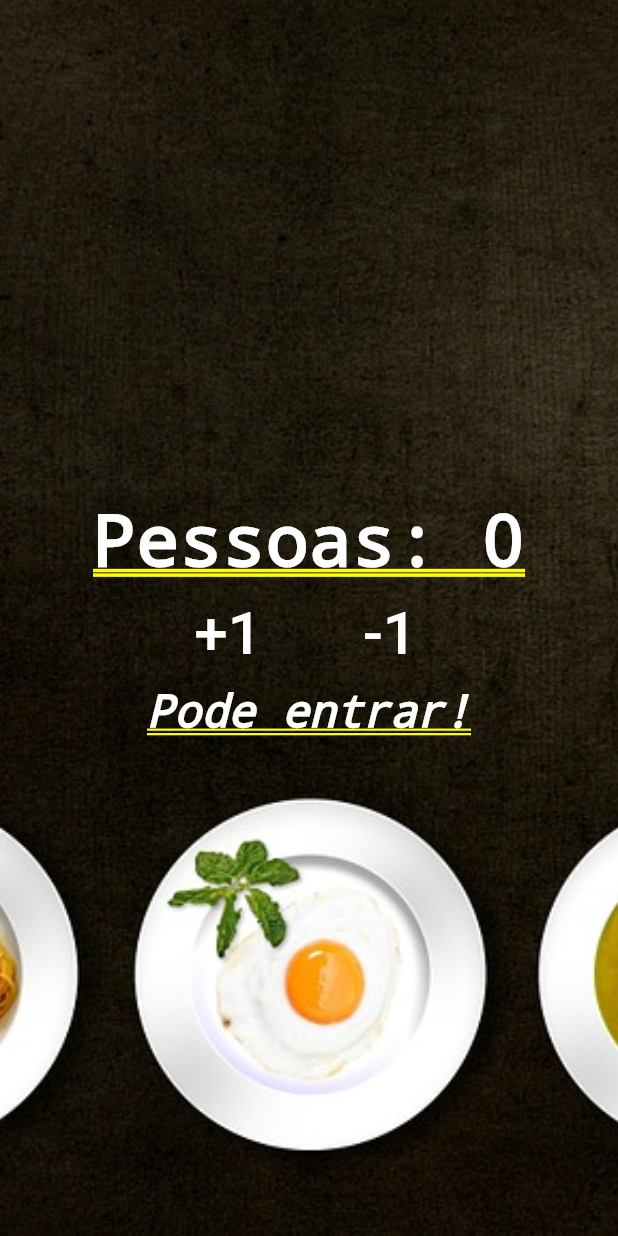
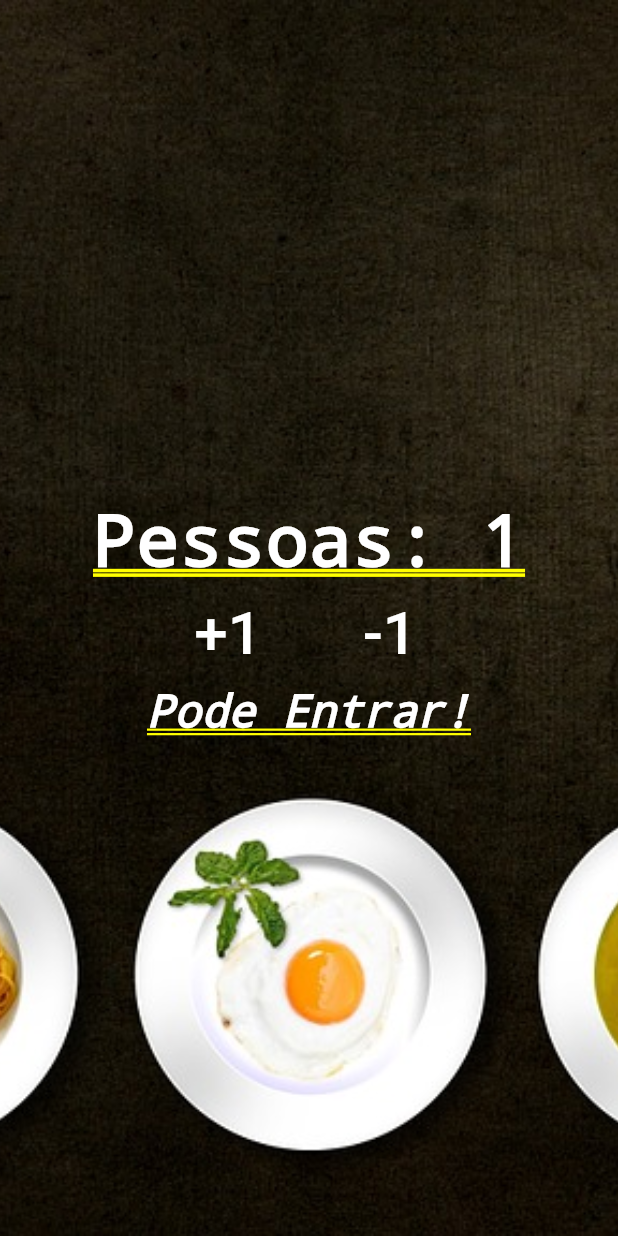
Before and after one commit to yagojf26/flutter, a Flutter app: the screen it shows after launch, after a tap on "+1", on a phone screen of 412 x 824 dp. Run offline on Flutter 3.47's test engine with Material 2 defaults, Android fonts, the light colour scheme and no system bars.

Commit message:
Termino APP Contador de Pessoas

```diff
--- a/contador_pessoas/lib/main.dart
+++ b/contador_pessoas/lib/main.dart
@@ -7,35 +7,75 @@ void main() {
       title: "Contador de Pessoas",
 
       // o Column permite colocar itens um embaixo do outro
-    home: Stack(
+      home: Home()));
+}
+
+class Home extends StatefulWidget {
+  @override
+  _HomeState createState() => _HomeState();
+}
+
+class _HomeState extends State<Home> {
+  //declarando as variaveis internas
+  int _people = 0;
+  String _infoText = "Pode Entrar!";
+
+  //metodo interno
+  void _changePeople(int delta) {
+    //muda o estado e re-desenha a tela
+    setState(() {
+      _people += delta;
+
+      if (_people < 0) {
+        _infoText = "Tem fantasmas ai!";
+      } else if (_people <= 10) {
+        _infoText = "Pode Entrar!";
+      } else {
+        _infoText = "Lotado!";
+      }
+    });
+  }
+
+  @override
+  Widget build(BuildContext context) {
+    return Stack(
       children: <Widget>[
         Image.asset(
+          //imagem de fundo
           "images/restaurante.jpg",
           fit: BoxFit.cover,
           height: 1000.0,
         ),
         Column(
-        mainAxisAlignment: MainAxisAlignment.center, // texto alinhado ao centro
+            // coloca os componentes um embaixo do outro
+            mainAxisAlignment:
+                MainAxisAlignment.center, // texto alinhado ao centro
             children: <Widget>[
               //children pode ter mais de uma ação
 
               Text(
-            "Pessoas: 0",
-            style: TextStyle(color: Colors.white, fontWeight: FontWeight.bold),
+                "Pessoas: $_people",
+                style:
+                    TextStyle(color: Colors.white, fontWeight: FontWeight.bold),
               ),
 
               Row(
                 //Coloca os itens um do lado do outro
                 mainAxisAlignment: MainAxisAlignment.center,
                 children: <Widget>[
-              Padding( //permite centralizar os
+                  Padding(
+                    //permite centralizar os componentes
                     padding: EdgeInsets.all(10.0),
                     child: FlatButton(
                       child: Text(
                         "+1",
                         style: TextStyle(fontSize: 40.0, color: Colors.white),
                       ),
-                  onPressed: () {},
+                      onPressed: () {
+                        _changePeople(1);
+                        //função anonima
+                        //debugPrint("+1");
+                      },
                     ),
                   ),
                   Padding(
@@ -45,18 +85,26 @@ void main() {
                         "-1",
                         style: TextStyle(fontSize: 40.0, color: Colors.white),
                       ),
-                  onPressed: () {},
+                      onPressed: () {
+                        //função anonima
+                        //debugPrint("-1");
+                        _changePeople(-1);
+                      },
                     ),
                   ),
                 ],
               ),
 
               Text(
-            "Pode entrar!",
-            style: TextStyle(color: Colors.white, fontWeight: FontWeight.bold, fontStyle: FontStyle.italic, fontSize: 30.0),
+                _infoText,
+                style: TextStyle(
+                    color: Colors.white,
+                    fontWeight: FontWeight.bold,
+                    fontStyle: FontStyle.italic,
+                    fontSize: 30.0),
               ),
             ])
       ],
-    ),
-  ));
+    );
   }
+}
```
Lines whose indentation alone changed are shown as unchanged.
